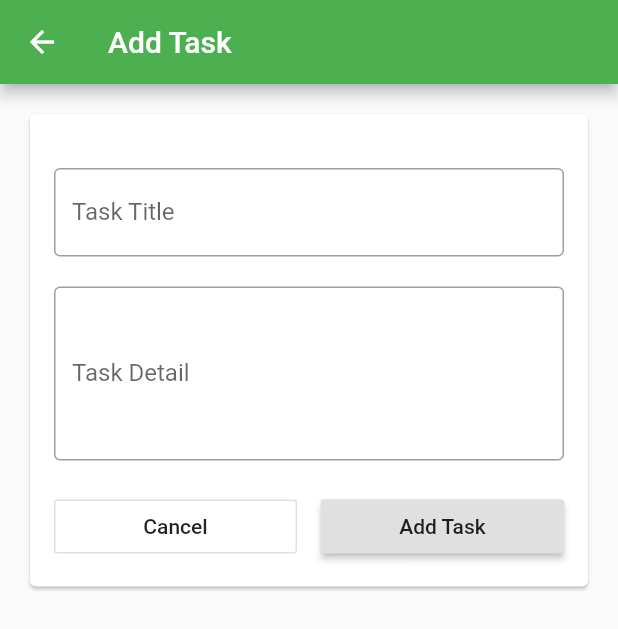
After one commit to Shajeel-Afzal/flutter_learning_code_for_students, a Flutter app: the screen it shows after launch, after a tap on the "add" icon, on a phone screen of 412 x 824 dp. The commit adds this screen. Shown: the top 629 px of the screen. Run offline on Flutter 3.47's test engine with Material 2 defaults, Android fonts, the phone set to English and light mode, and no system bars; our stand-ins replace cloud_firestore, firebase_auth, font_awesome_flutter; accounts and stored records are empty.

Commit message:
Task Management Related code with Firestore.

```diff
--- /dev/null
+++ b/lib/AddTaskScreen.dart
@@ -0,0 +1,118 @@
+import 'package:cloud_firestore/cloud_firestore.dart';
+import 'package:firebase_auth/firebase_auth.dart';
+import 'package:flutter/material.dart';
+
+class AddTaskScreen extends StatefulWidget {
+  @override
+  _AddTaskScreenState createState() => _AddTaskScreenState();
+}
+
+class _AddTaskScreenState extends State<AddTaskScreen> {
+  final GlobalKey<FormState> _formKey = GlobalKey<FormState>();
+
+  String _taskTitle;
+
+  String _taskDetail;
+
+  @override
+  Widget build(BuildContext context) {
+    return Scaffold(
+      appBar: AppBar(
+        title: Text("Add Task"),
+      ),
+      body: Padding(
+        padding: const EdgeInsets.all(16.0),
+        child: Column(
+          children: <Widget>[
+            Card(
+              child: Padding(
+                padding: const EdgeInsets.all(16.0),
+                child: Form(
+                  key: _formKey,
+                  child: Column(
+                    children: <Widget>[
+                      SizedBox(
+                        height: 20.0,
+                      ),
+                      TextFormField(
+                        onSaved: (value) {
+                          _taskTitle = value;
+                        },
+                        decoration: InputDecoration(
+                          border: OutlineInputBorder(),
+                          labelText: "Task Title",
+                        ),
+                      ),
+                      SizedBox(
+                        height: 20,
+                      ),
+                      TextFormField(
+                        maxLines: 4,
+                        minLines: 4,
+                        onSaved: (value) {
+                          _taskDetail = value;
+                        },
+                        decoration: InputDecoration(
+                          border: OutlineInputBorder(),
+                          labelText: "Task Detail",
+                        ),
+                      ),
+                      SizedBox(
+                        height: 20,
+                      ),
+                      Row(
+                        mainAxisAlignment: MainAxisAlignment.spaceEvenly,
+                        children: <Widget>[
+                          Expanded(
+                            child: OutlineButton(
+                              onPressed: () {
+                                Navigator.pop(context);
+                              },
+                              child: Text("Cancel"),
+                            ),
+                          ),
+                          SizedBox(
+                            width: 16,
+                          ),
+                          Expanded(
+                            child: RaisedButton(
+                              onPressed: () {
+                                _addTask();
+                              },
+                              child: Text("Add Task"),
+                            ),
+                          ),
+                        ],
+                      )
+                    ],
+                  ),
+                ),
+              ),
+            )
+          ],
+        ),
+      ),
+    );
+  }
+
+  void _addTask() {
+    var formCurrentState = _formKey.currentState;
+    formCurrentState.save();
+
+    _taskTitle = _taskTitle.trim();
+
+    print(_taskTitle);
+    print(_taskDetail);
+
+    try {
+      Firestore.instance.collection("tasks").document().setData(
+          {"task_title": _taskTitle, "task_detail": _taskDetail}).then((value) {
+        Navigator.pop(context);
+      }).catchError((e) {
+        print(e);
+      });
+    } catch (e) {
+      print(e);
+    }
+  }
+}
--- /dev/null
+++ b/lib/TasksListScreen.dart
@@ -0,0 +1,65 @@
+import 'package:cloud_firestore/cloud_firestore.dart';
+import 'package:erozgaar_app/AddTaskScreen.dart';
+import 'package:flutter/material.dart';
+
+class TasksListScreen extends StatefulWidget {
+  @override
+  _TasksListScreenState createState() => _TasksListScreenState();
+}
+
+class _TasksListScreenState extends State<TasksListScreen> {
+  @override
+  Widget build(BuildContext context) {
+    return Scaffold(
+      appBar: AppBar(
+        title: Text("Tasks List!"),
+      ),
+      body: StreamBuilder(
+          stream: Firestore.instance.collection("tasks").snapshots(),
+          builder:
+              (BuildContext context, AsyncSnapshot<QuerySnapshot> snapshot) {
+            if (snapshot.hasError) {
+              return new Text('Error: ${snapshot.error}');
+            }
+
+            switch (snapshot.connectionState) {
+              case ConnectionState.waiting:
+                return new Text('Loading...');
+              default:
+                return new ListView(
+                  children:
+                  snapshot.data.documents.map((DocumentSnapshot document) {
+                    return Row(
+                      children: <Widget>[
+                        Checkbox(value: true, onChanged: (isChecked) {
+
+                        }),
+                        Expanded(
+                          child: ListTile(
+                            title: new Text(document['task_title']),
+                            subtitle: new Text(document['task_detail']),
+                          ),
+                        ),
+                        Checkbox(value: true, onChanged: (isChecked) {
+
+                        }),
+                      ],
+                    );
+                  }).toList(),
+                );
+            }
+          }),
+      floatingActionButton: FloatingActionButton(
+        onPressed: () {
+          Navigator.push(
+            context,
+            MaterialPageRoute(builder: (BuildContext context) {
+              return AddTaskScreen();
+            }),
+          );
+        },
+        child: Icon(Icons.add),
+      ),
+    );
+  }
+}
--- a/pubspec.yaml
+++ b/pubspec.yaml
@@ -24,9 +24,8 @@ dependencies:
   # Use with the CupertinoIcons class for iOS style icons.
   cupertino_icons: ^0.1.2
   font_awesome_flutter: ^8.5.0
-  google_fonts: ^0.3.7
   firebase_auth: ^0.15.4
-
+  cloud_firestore: ^0.13.2+1
 
 dev_dependencies:
   flutter_test:
```
Also changed, not shown: lib/Drawer.dart (+14 -0 lines), lib/EmailPasswordLoginScreen.dart (+20 -14 lines), lib/main.dart (+2 -8 lines), pubspec.lock, 1 other file.
